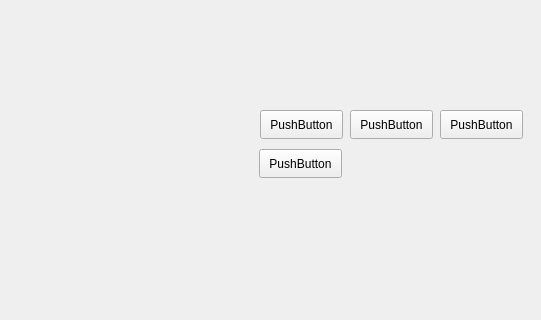
Before: the Qt Designer form Log/mainwindow.ui in Ragab21/AI-XO, drawn with Qt 5; both pictures show x 0 to 541 and y 0 to 320 of the 800 by 600 pixel window.
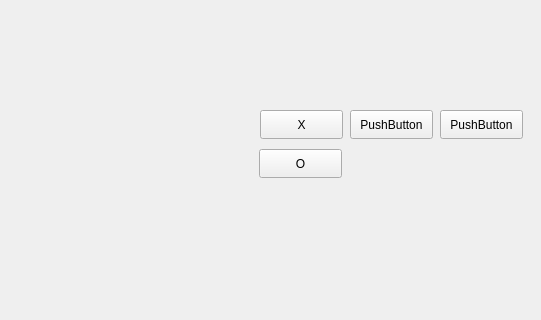
After: the same form once the commit is applied. The open tabs and pages were chosen to show the change.

Commit message:
added in game page
added XO

What changed in the file:
```diff
--- a/Log/mainwindow.ui
+++ b/Log/mainwindow.ui
@@ -96,7 +96,7 @@
          </rect>
         </property>
         <property name="text">
-         <string>PushButton</string>
+         <string>O</string>
         </property>
        </widget>
        <widget class="QPushButton" name="pushButton_5">
@@ -161,7 +161,7 @@
          </rect>
         </property>
         <property name="text">
-         <string>PushButton</string>
+         <string>X</string>
         </property>
        </widget>
        <widget class="QPushButton" name="pushButton_10">
```
Left out of the diff: 4 changed lines with no effect on the pictures.
